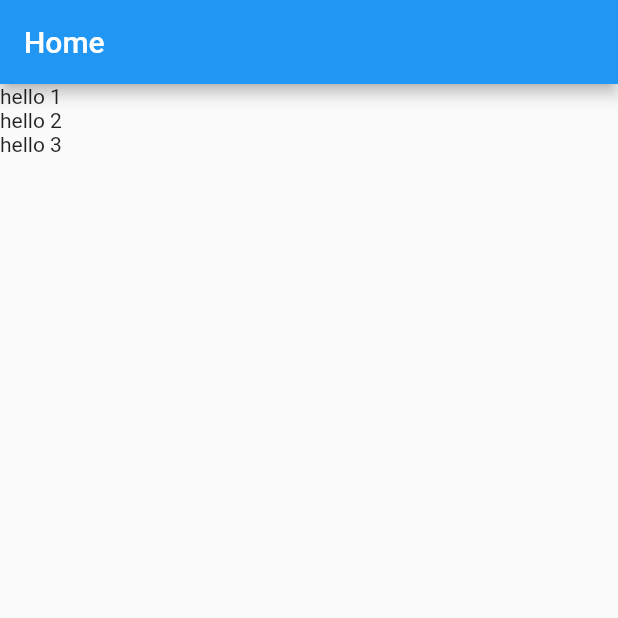
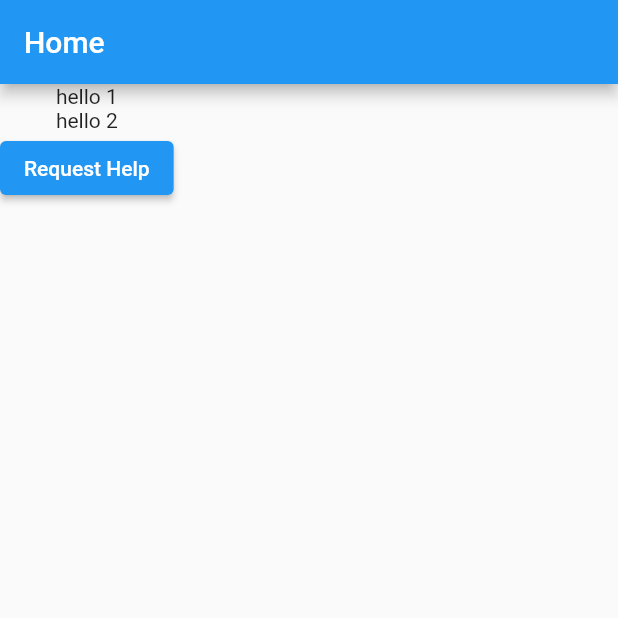
Before and after one commit to JohnRamberger/DisasterReliefAid, a Flutter app: the screen it shows after launch, on a phone screen of 412 x 824 dp, the top half of it. Run offline on Flutter 3.47's test engine with Material 2 defaults, Android fonts, the phone set to English and light mode, and no system bars.

Commit message:
request help button

```diff
--- a/disaster_relief_aid_flutter/lib/view/Home.view.dart
+++ b/disaster_relief_aid_flutter/lib/view/Home.view.dart
@@ -1,3 +1,4 @@
+import 'package:disaster_relief_aid_flutter/view/RequestHelp.view.dart';
 import 'package:flutter/material.dart';
 
 class HomeView extends StatefulWidget {
@@ -15,10 +16,13 @@ class _HomeViewState extends State<HomeView> {
           title: const Text("Home"),
         ),
         body: Column(
-          children: const [
-            Text("hello 1"),
-            Text("hello 2"),
-            Text("hello 3"),
+          children: [
+            const Text("hello 1"),
+            const Text("hello 2"),
+            ElevatedButton(
+                onPressed: () => Navigator.push(context,
+                    MaterialPageRoute(builder: (c) => RequestHelpView())),
+                child: const Text("Request Help"))
           ],
         ));
   }
```
Also changed, not shown: disaster_relief_aid_flutter/lib/view/RequestHelp.view.dart (added, +17 -0 lines).
